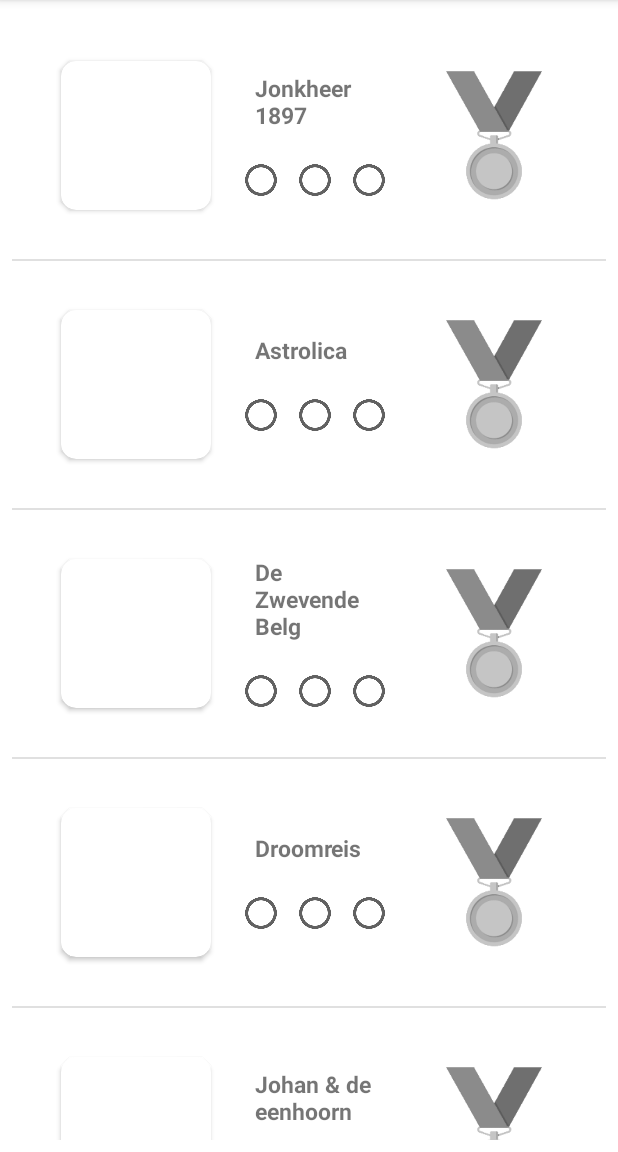
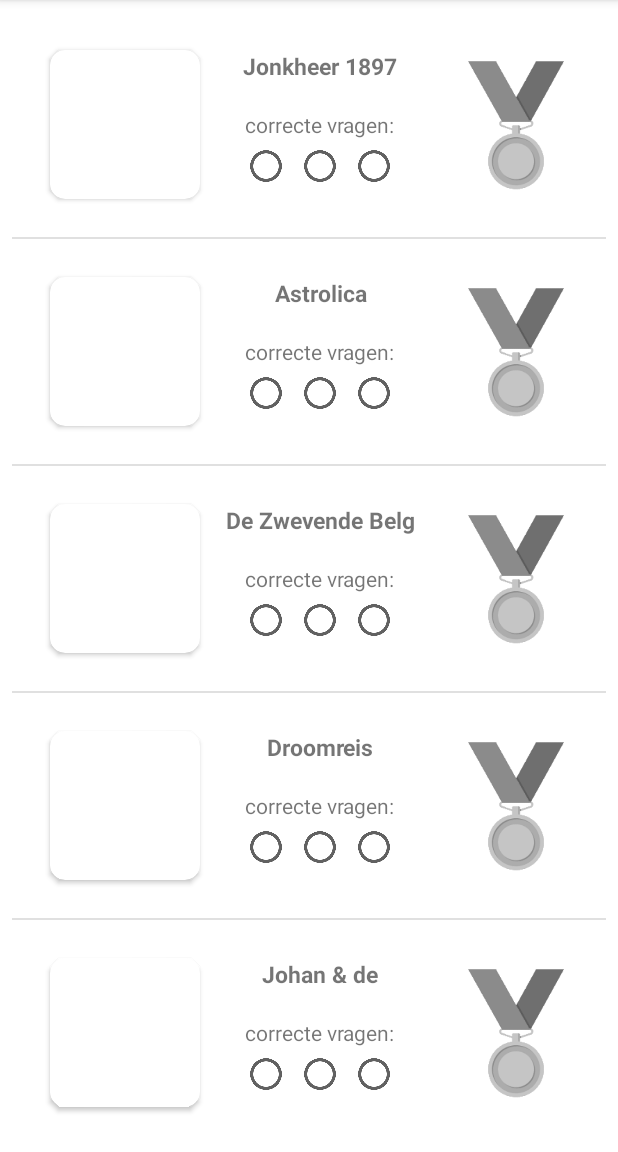
Before and after one commit to TI-proftaak-MB-A3/android-app, an Android app: the screen it shows after launch (MedalActivity), in the side drawer, after a tap on "Medals", on a phone screen of 412 x 824 dp, the part 84-1236 px from its top. Run offline under Robolectric (Android 15) with nearby library versions, the phone set to English and light mode, and no system bars; libraries missing offline, so code that uses them is left out: org.eclipse.paho; 3 statements that could not run were skipped.

Commit message:
Changed medal item layout

```diff
--- a/app/src/main/java/nl/avans/ti/FragmentOne.java
+++ b/app/src/main/java/nl/avans/ti/Fragments/FragmentFive.java
@@ -1,4 +1,4 @@
-package nl.avans.ti;
+package nl.avans.ti.Fragments;
 
 import android.os.Bundle;
 import android.view.LayoutInflater;
@@ -9,11 +9,13 @@ import androidx.annotation.NonNull;
 import androidx.annotation.Nullable;
 import androidx.fragment.app.Fragment;
 
-public class FragmentOne extends Fragment {
+import nl.avans.ti.R;
+
+public class FragmentFive extends Fragment {
     @Nullable
     @Override
     public View onCreateView(@NonNull LayoutInflater inflater, @Nullable ViewGroup container, @Nullable Bundle savedInstanceState) {
-        ViewGroup group = (ViewGroup)inflater.inflate(R.layout.help_page_one, container, false);
+        ViewGroup group = (ViewGroup)inflater.inflate(R.layout.help_page_five, container, false);
 
         return group;
     }
--- a/app/src/main/java/nl/avans/ti/FragmentThree.java
+++ b/app/src/main/java/nl/avans/ti/Fragments/FragmentFour.java
@@ -1,4 +1,4 @@
-package nl.avans.ti;
+package nl.avans.ti.Fragments;
 
 import android.os.Bundle;
 import android.view.LayoutInflater;
@@ -9,11 +9,13 @@ import androidx.annotation.NonNull;
 import androidx.annotation.Nullable;
 import androidx.fragment.app.Fragment;
 
-public class FragmentThree extends Fragment {
+import nl.avans.ti.R;
+
+public class FragmentFour extends Fragment {
     @Nullable
     @Override
     public View onCreateView(@NonNull LayoutInflater inflater, @Nullable ViewGroup container, @Nullable Bundle savedInstanceState) {
-        ViewGroup group = (ViewGroup)inflater.inflate(R.layout.help_page_three, container, false);
+        ViewGroup group = (ViewGroup)inflater.inflate(R.layout.help_page_four, container, false);
 
         return group;
     }
--- a/app/src/main/java/nl/avans/ti/FragmentFive.java
+++ b/app/src/main/java/nl/avans/ti/Fragments/FragmentOne.java
@@ -1,4 +1,4 @@
-package nl.avans.ti;
+package nl.avans.ti.Fragments;
 
 import android.os.Bundle;
 import android.view.LayoutInflater;
@@ -9,11 +9,13 @@ import androidx.annotation.NonNull;
 import androidx.annotation.Nullable;
 import androidx.fragment.app.Fragment;
 
-public class FragmentFive extends Fragment {
+import nl.avans.ti.R;
+
+public class FragmentOne extends Fragment {
     @Nullable
     @Override
     public View onCreateView(@NonNull LayoutInflater inflater, @Nullable ViewGroup container, @Nullable Bundle savedInstanceState) {
-        ViewGroup group = (ViewGroup)inflater.inflate(R.layout.help_page_five, container, false);
+        ViewGroup group = (ViewGroup)inflater.inflate(R.layout.help_page_one, container, false);
 
         return group;
     }
--- a/app/src/main/java/nl/avans/ti/FragmentFour.java
+++ b/app/src/main/java/nl/avans/ti/Fragments/FragmentThree.java
@@ -1,4 +1,4 @@
-package nl.avans.ti;
+package nl.avans.ti.Fragments;
 
 import android.os.Bundle;
 import android.view.LayoutInflater;
@@ -9,11 +9,13 @@ import androidx.annotation.NonNull;
 import androidx.annotation.Nullable;
 import androidx.fragment.app.Fragment;
 
-public class FragmentFour extends Fragment {
+import nl.avans.ti.R;
+
+public class FragmentThree extends Fragment {
     @Nullable
     @Override
     public View onCreateView(@NonNull LayoutInflater inflater, @Nullable ViewGroup container, @Nullable Bundle savedInstanceState) {
-        ViewGroup group = (ViewGroup)inflater.inflate(R.layout.help_page_four, container, false);
+        ViewGroup group = (ViewGroup)inflater.inflate(R.layout.help_page_three, container, false);
 
         return group;
     }
--- a/app/src/main/java/nl/avans/ti/FragmentTwo.java
+++ b/app/src/main/java/nl/avans/ti/Fragments/FragmentTwo.java
@@ -1,4 +1,4 @@
-package nl.avans.ti;
+package nl.avans.ti.Fragments;
 
 import android.os.Bundle;
 import android.view.LayoutInflater;
@@ -9,6 +9,8 @@ import androidx.annotation.NonNull;
 import androidx.annotation.Nullable;
 import androidx.fragment.app.Fragment;
 
+import nl.avans.ti.R;
+
 public class FragmentTwo extends Fragment {
     @Nullable
     @Override
--- a/app/src/main/java/nl/avans/ti/HelpActivity.java
+++ b/app/src/main/java/nl/avans/ti/HelpActivity.java
@@ -11,6 +11,12 @@ import android.view.MenuItem;
 
 import java.util.ArrayList;
 import java.util.List;
+
+import nl.avans.ti.Fragments.FragmentFive;
+import nl.avans.ti.Fragments.FragmentFour;
+import nl.avans.ti.Fragments.FragmentOne;
+import nl.avans.ti.Fragments.FragmentThree;
+import nl.avans.ti.Fragments.FragmentTwo;
 
 public class HelpActivity extends AppCompatActivity
 {
--- a/app/src/main/res/layout/medal_item.xml
+++ b/app/src/main/res/layout/medal_item.xml
@@ -1,17 +1,16 @@
 <?xml version="1.0" encoding="utf-8"?>
 <LinearLayout xmlns:android="http://schemas.android.com/apk/res/android"
     xmlns:app="http://schemas.android.com/apk/res-auto"
-    android:layout_width="370dp"
+    android:layout_width="390dp"
     android:layout_height="130dp"
-    android:layout_margin="17dp"
-    android:gravity="center">
+    android:layout_margin="10dp">
 
     <androidx.cardview.widget.CardView
         android:layout_width="wrap_content"
         android:layout_height="wrap_content"
-        app:cardCornerRadius="10dp"
         android:layout_marginHorizontal="15dp"
-        android:layout_marginVertical="15dp" >
+        android:layout_marginVertical="15dp"
+        app:cardCornerRadius="10dp">
 
         <ImageView
             android:id="@+id/attractionImage"
@@ -21,20 +20,27 @@
     </androidx.cardview.widget.CardView>
 
     <LinearLayout
-        android:layout_width="wrap_content"
+        android:layout_width="130dp"
         android:layout_height="wrap_content"
-        android:layout_marginVertical="12dp"
+        android:layout_marginVertical="15dp"
         android:gravity="center"
         android:orientation="vertical">
 
 
         <TextView
             android:id="@+id/attractionName"
-            android:layout_width="80dp"
-            android:layout_height="wrap_content"
+            android:layout_width="130dp"
+            android:layout_height="20dp"
             android:layout_marginBottom="20dp"
             android:textSize="15sp"
-            android:textStyle="bold" />
+            android:textStyle="bold"
+            android:gravity="center"/>
+
+        <TextView
+            android:layout_width="wrap_content"
+            android:layout_height="wrap_content"
+            android:text="correcte vragen:"
+            android:layout_marginBottom="5dp"/>
 
 
         <LinearLayout
```
